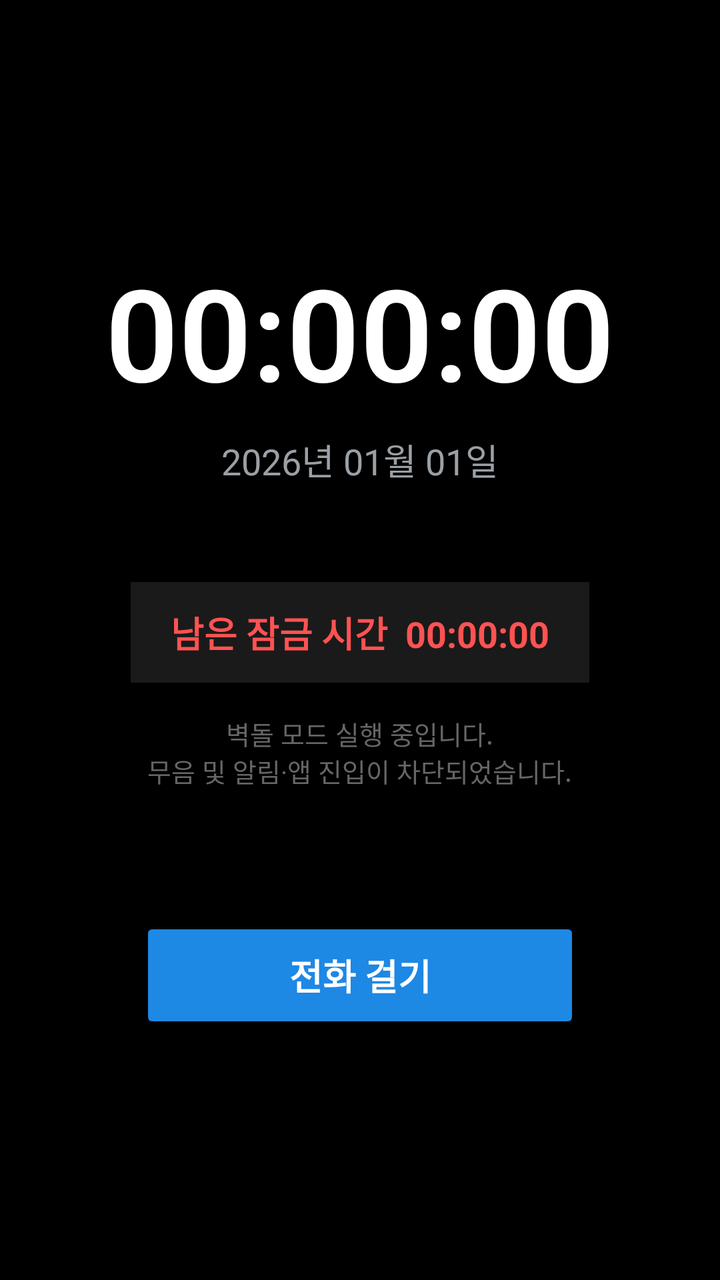
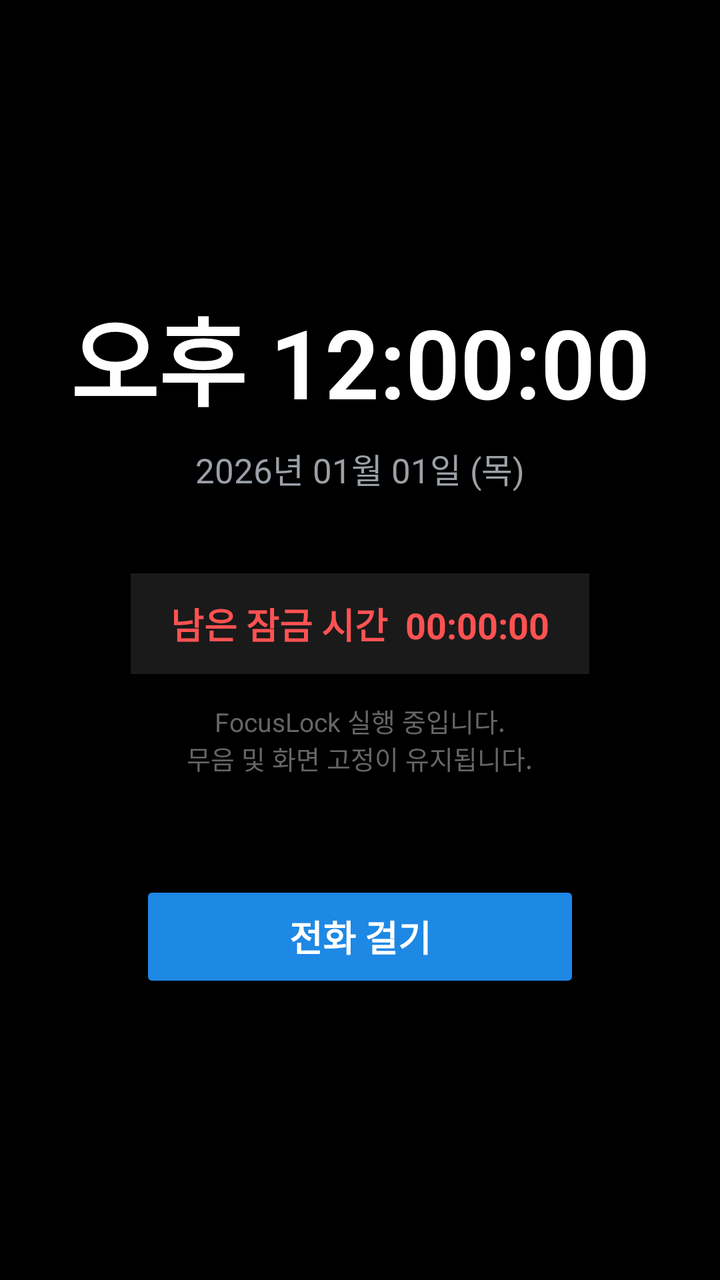

Screens rendered from an Android XML layout before and after an edit, with the pre-edit source and the edit as a unified diff.
<!-- AndroidManifest.xml: activity theme Theme.BrickLock.LockScreen -->
<!-- res/layout/activity_lock_screen.xml -->
<?xml version="1.0" encoding="utf-8"?>
<LinearLayout xmlns:android="http://schemas.android.com/apk/res/android"
    android:layout_width="match_parent"
    android:layout_height="match_parent"
    android:background="#000000"
    android:gravity="center"
    android:orientation="vertical"
    android:padding="32dp">

    <TextView
        android:id="@+id/tvClockTime"
        android:layout_width="wrap_content"
        android:layout_height="wrap_content"
        android:fontFamily="sans-serif-light"
        android:text="00:00:00"
        android:textColor="#FFFFFF"
        android:textSize="64sp"
        android:textStyle="bold" />

    <TextView
        android:id="@+id/tvClockDate"
        android:layout_width="wrap_content"
        android:layout_height="wrap_content"
        android:layout_marginTop="8dp"
        android:text="2026년 01월 01일"
        android:textColor="#9AA0A6"
        android:textSize="18sp" />

    <TextView
        android:id="@+id/tvRemaining"
        android:layout_width="wrap_content"
        android:layout_height="wrap_content"
        android:layout_marginTop="48dp"
        android:background="#1A1A1A"
        android:paddingStart="20dp"
        android:paddingTop="12dp"
        android:paddingEnd="20dp"
        android:paddingBottom="12dp"
        android:text="남은 잠금 시간  00:00:00"
        android:textColor="#FF5252"
        android:textSize="18sp"
        android:textStyle="bold" />

    <TextView
        android:layout_width="wrap_content"
        android:layout_height="wrap_content"
        android:layout_marginTop="16dp"
        android:gravity="center"
        android:text="벽돌 모드 실행 중입니다.\n무음 및 알림·앱 진입이 차단되었습니다."
        android:textColor="#666666"
        android:textSize="13sp" />

    <Button
        android:id="@+id/btnPhone"
        android:layout_width="220dp"
        android:layout_height="58dp"
        android:layout_marginTop="64dp"
        android:backgroundTint="#1E88E5"
        android:text="전화 걸기"
        android:textColor="#FFFFFF"
        android:textSize="18sp"
        android:textStyle="bold" />

</LinearLayout>
<!-- resources referenced by this layout -->
<resources>
  <style name="Theme.BrickLock.LockScreen" parent="Theme.AppCompat.NoActionBar">
          <item name="android:statusBarColor">#000000</item>
          <item name="android:navigationBarColor">#000000</item>
          <item name="android:windowBackground">#000000</item>
          <item name="android:windowFullscreen">true</item>
      </style>
</resources>

<!-- the commit's change to res/layout/activity_lock_screen.xml (unified diff, before → after) -->
@@ -5,16 +5,16 @@
     android:background="#000000"
     android:gravity="center"
     android:orientation="vertical"
-    android:padding="32dp">
+    android:padding="28dp">
 
     <TextView
         android:id="@+id/tvClockTime"
         android:layout_width="wrap_content"
         android:layout_height="wrap_content"
         android:fontFamily="sans-serif-light"
-        android:text="00:00:00"
+        android:text="오후 12:00:00"
         android:textColor="#FFFFFF"
-        android:textSize="64sp"
+        android:textSize="48sp"
         android:textStyle="bold" />
 
     <TextView
@@ -22,15 +22,15 @@
         android:layout_width="wrap_content"
         android:layout_height="wrap_content"
         android:layout_marginTop="8dp"
-        android:text="2026년 01월 01일"
+        android:text="2026년 01월 01일 (목)"
         android:textColor="#9AA0A6"
-        android:textSize="18sp" />
+        android:textSize="17sp" />
 
     <TextView
         android:id="@+id/tvRemaining"
         android:layout_width="wrap_content"
         android:layout_height="wrap_content"
-        android:layout_marginTop="48dp"
+        android:layout_marginTop="40dp"
         android:background="#1A1A1A"
         android:paddingStart="20dp"
         android:paddingTop="12dp"
@@ -44,21 +44,32 @@
     <TextView
         android:layout_width="wrap_content"
         android:layout_height="wrap_content"
-        android:layout_marginTop="16dp"
+        android:layout_marginTop="14dp"
         android:gravity="center"
-        android:text="벽돌 모드 실행 중입니다.\n무음 및 알림·앱 진입이 차단되었습니다."
+        android:text="FocusLock 실행 중입니다.\n무음 및 화면 고정이 유지됩니다."
         android:textColor="#666666"
         android:textSize="13sp" />
 
     <Button
         android:id="@+id/btnPhone"
         android:layout_width="220dp"
-        android:layout_height="58dp"
-        android:layout_marginTop="64dp"
+        android:layout_height="56dp"
+        android:layout_marginTop="52dp"
         android:backgroundTint="#1E88E5"
         android:text="전화 걸기"
         android:textColor="#FFFFFF"
         android:textSize="18sp"
         android:textStyle="bold" />
 
+    <Button
+        android:id="@+id/btnReturnLock"
+        android:layout_width="220dp"
+        android:layout_height="44dp"
+        android:layout_marginTop="12dp"
+        android:backgroundTint="#2A2A34"
+        android:text="통화 후 잠금화면 복귀 (25초 뒤 자동복귀)"
+        android:textColor="#CCCCCC"
+        android:textSize="11sp"
+        android:visibility="gone" />
+
 </LinearLayout>
